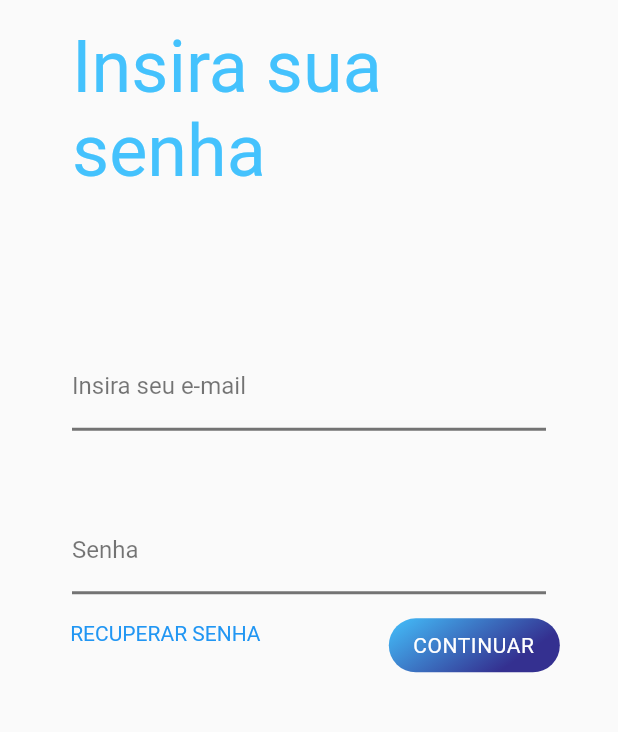
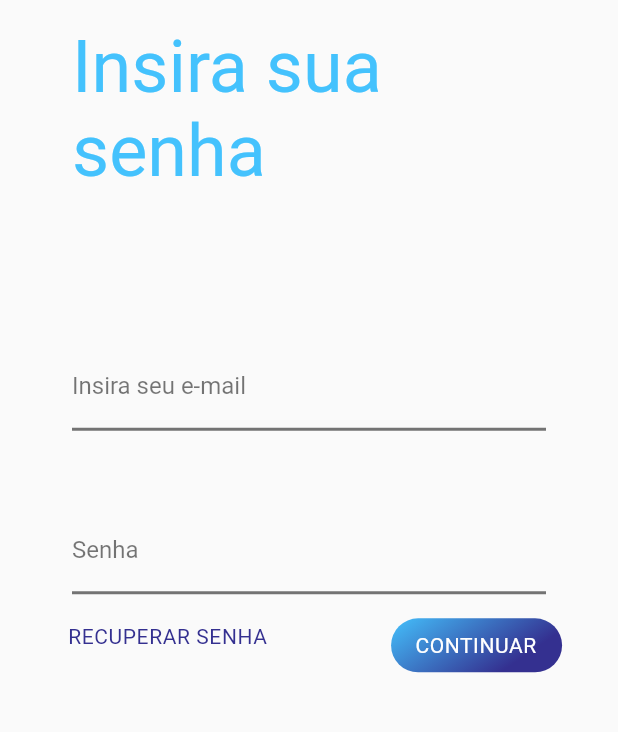
Before and after one commit to gkeiti/GamaDKPR, a Flutter app: the screen it shows after launch, after a tap on "CONTINUAR", on a phone screen of 412 x 824 dp, the part 234-966 px from its top. Run offline on Flutter 3.47's test engine with Material 2 defaults, Android fonts, the phone set to English and light mode, and no system bars; our stand-ins replace cloud_firestore, firebase_core, flutter_masked_text2, flutter_mobx, mobx; missing offline and left inert: animated_card; accounts and stored records are empty; generated files the repository leaves out were written again; project files that could hold a hidden picture were left out.

Commit message:
botao da cor certa

```diff
--- a/lib/login/login_password.dart
+++ b/lib/login/login_password.dart
@@ -67,7 +67,7 @@ class _LoginPasswordState extends State<LoginPassword> {
                 mainAxisAlignment: MainAxisAlignment.spaceAround,
                 children: [
                   TextButton(
-                    child: Text('RECUPERAR SENHA'),
+                    child: Text('RECUPERAR SENHA', style: TextStyles.purple14w500Roboto,),
                     onPressed: () {},
                   ),
                   Padding(
--- a/lib/login/login_screen.dart
+++ b/lib/login/login_screen.dart
@@ -76,6 +76,7 @@ class _LoginScreenState extends State<LoginScreen> {
                 padding: EdgeInsets.symmetric(horizontal: 48),
                 child: InputText(
                   label: 'Insira seu e-mail',
+                  validator: (value) => value!.isEmpty? 'Insira um e-mail' : null,
                   obscureText: false,
                   textInputType: TextInputType.emailAddress,
                 ),
```
